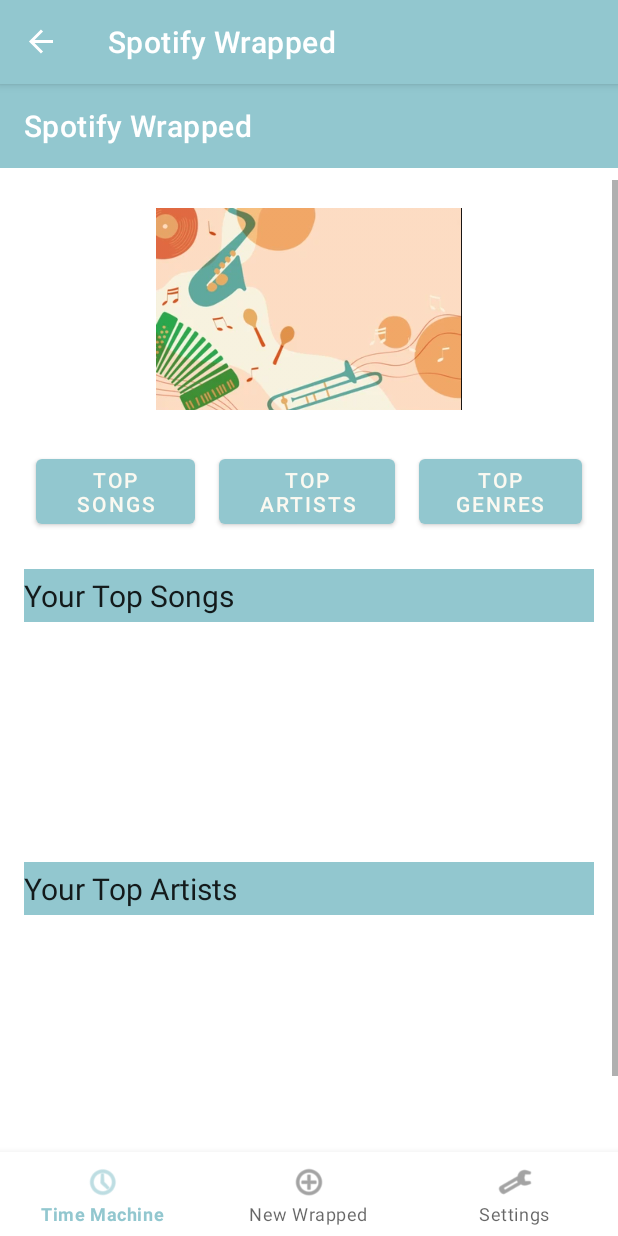
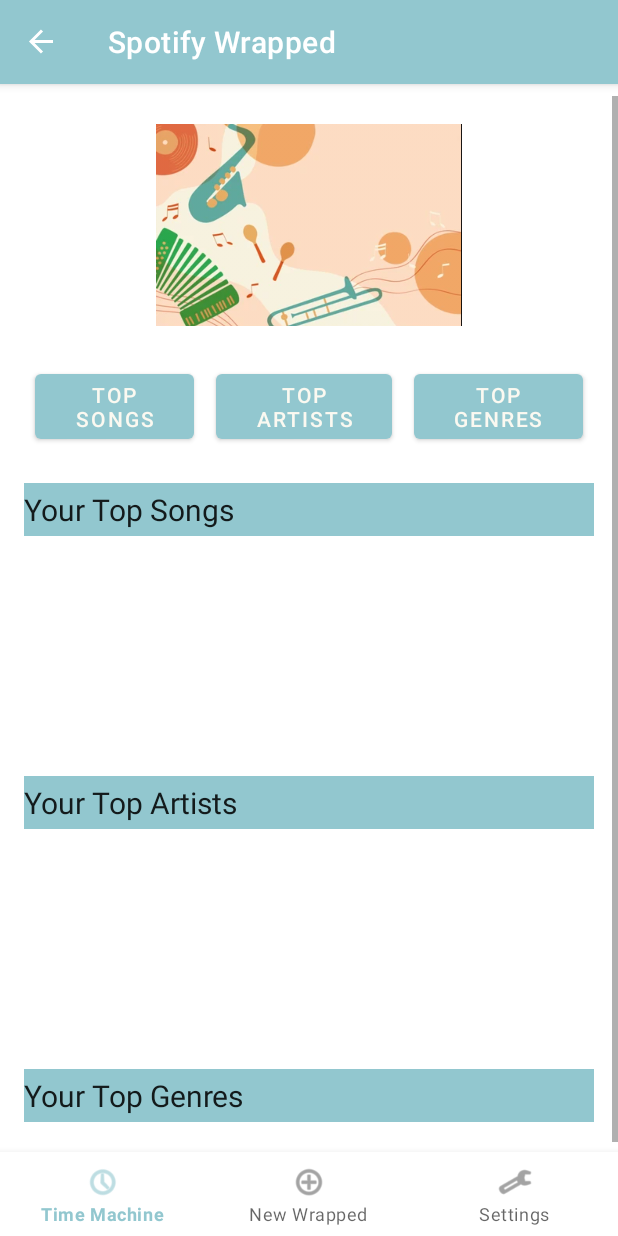
Before and after one commit to Snoopy219/Spotify_App_CS2340, an Android app: the WrappedFragment screen opened through its navigation route, on a phone screen of 412 x 824 dp. Run offline under Robolectric (Android 15) with nearby library versions, the phone set to English and light mode, and no system bars; our stand-ins replace Firebase (no records; nobody signed in at launch, a user with empty details on screens opened directly), navigation-ui; libraries missing offline, so code that uses them is left out: com.spotify.sdk, org.checkerframework.checker; 10 statements that could not run were skipped.

Commit message:
Revert "changed names in layout folder"
This reverts commit 452c0a75

```diff
--- a/app/src/main/res/layout/fragment_wrapped.xml
+++ b/app/src/main/res/layout/fragment_wrapped.xml
@@ -16,15 +16,6 @@
 <!--            app:titleTextColor="@android:color/white"-->
 <!--            app:layout_constraintTop_toTopOf="parent"/>-->
 
-        <androidx.appcompat.widget.Toolbar
-            android:id="@+id/toolbar"
-            android:layout_width="match_parent"
-            android:layout_height="?attr/actionBarSize"
-            android:background="?attr/colorPrimary"
-            app:title="Spotify Wrapped"
-            app:titleTextColor="@android:color/white"
-            app:layout_constraintTop_toTopOf="parent"/>
-
         <ScrollView
             android:id="@+id/scrollView"
             android:layout_width="0dp"
@@ -34,7 +25,7 @@
             app:layout_constraintBottom_toBottomOf="parent"
             app:layout_constraintEnd_toEndOf="parent"
             app:layout_constraintStart_toStartOf="parent"
-            app:layout_constraintTop_toBottomOf="@id/toolbar">
+            app:layout_constraintTop_toTopOf="parent">
 
             <LinearLayout
                 android:layout_width="match_parent"
@@ -63,7 +54,7 @@
                         android:id="@+id/TopSongsButton"
                         android:layout_width="106dp"
                         android:layout_height="wrap_content"
-                        android:layout_margin="8dp"
+                        android:layout_margin="7dp"
                         android:text="Top Songs" />
 
                     <!--  button to scroll to top artists section-->
@@ -71,7 +62,7 @@
                         android:id="@+id/TopArtistsButton"
                         android:layout_width="117dp"
                         android:layout_height="wrap_content"
-                        android:layout_margin="8dp"
+                        android:layout_margin="7dp"
                         android:text="Top Artists" />
 
                     <!--  button to scroll to top songs section-->
@@ -79,7 +70,7 @@
                         android:id="@+id/TopGenresButton"
                         android:layout_width="wrap_content"
                         android:layout_height="wrap_content"
-                        android:layout_margin="8dp"
+                        android:layout_margin="7dp"
                         android:text="Top Genres" />
 
                 </LinearLayout>
```
Also changed, not shown: app/src/main/java/com/example/spotifyapp2340/ui/wrapped/WrappedFragment.java (+13 -24 lines).
